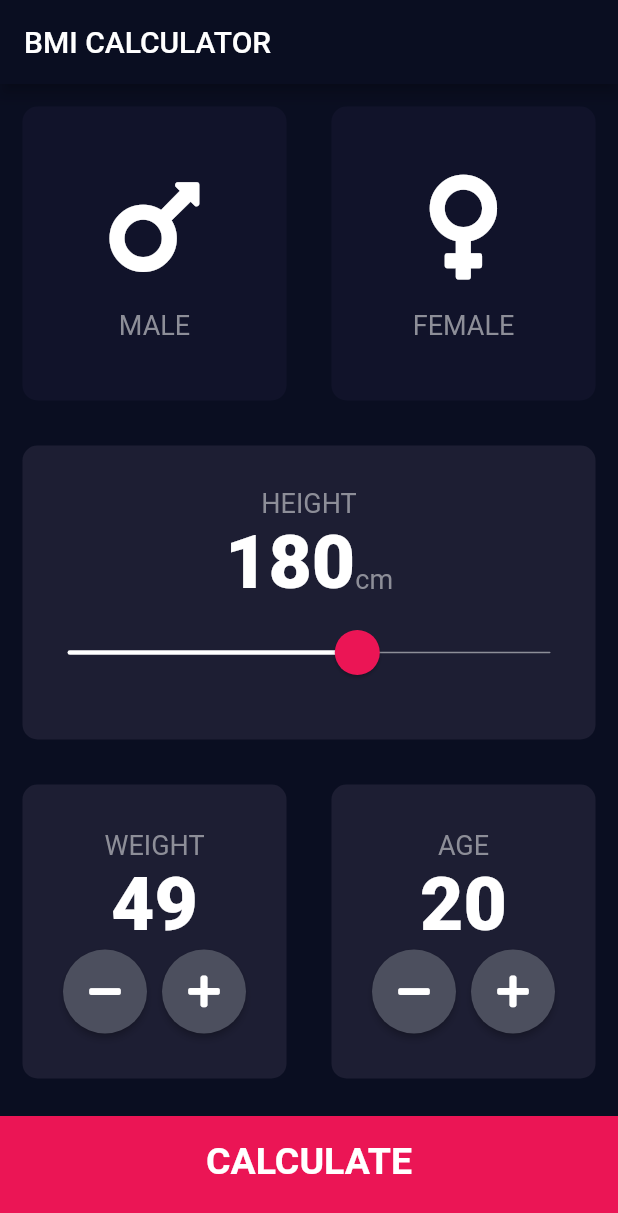
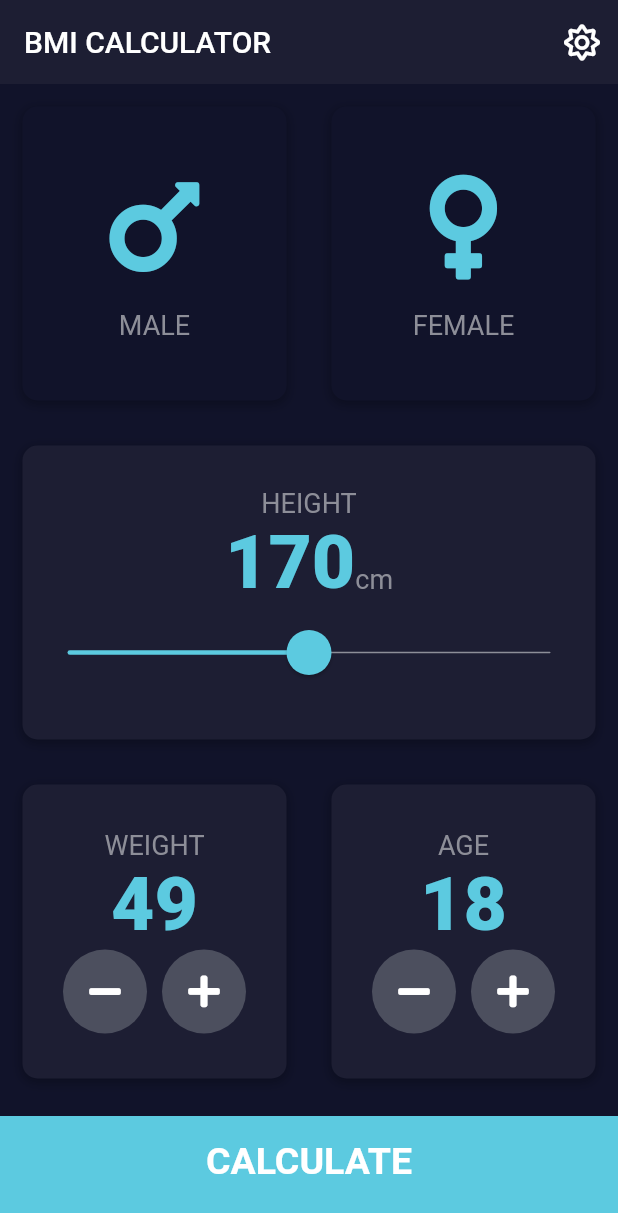
Before and after one commit to rahafAlzahrani/bmi-calculator, a Flutter app: the screen it shows after launch, after a tap on an icon or button, on a phone screen of 412 x 824 dp. Shown: the top 1213 px of the screen. Run offline on Flutter 3.47's test engine with Material 2 defaults, Android fonts, the phone set to English and light mode, and no system bars; our stand-ins replace font_awesome_flutter, hive; accounts and stored records are empty.

Commit message:
light/dark mode

```diff
--- a/lib/components/bottom_button.dart
+++ b/lib/components/bottom_button.dart
@@ -1,4 +1,6 @@
+import 'package:bmi_calculator/theme_provider.dart';
 import 'package:flutter/material.dart';
+import 'package:provider/provider.dart';
 
 import '../constants.dart';
 
@@ -13,13 +15,16 @@ class BottomButton extends StatelessWidget {
 
   @override
   Widget build(BuildContext context) {
+    final themeProvider = Provider.of<ThemeProvider>(context);
     return GestureDetector(
       onTap: onTap,
       child: Container(
         child: Center(
           child: Text(
             buttonTitle,
-            style: kLargeButtonTextStyle,
+            style: themeProvider.isLightTheme
+                ? kLargeTextStyleL
+                : kLargeTextStyleD,
           ),
         ),
         color: kBottomContainerColor,
--- a/lib/components/icon_content.dart
+++ b/lib/components/icon_content.dart
@@ -14,6 +14,7 @@ class IconContent extends StatelessWidget {
       children: [
         Icon(
           icon,
+          color: Color(0xFF5ccae0),
           size: 80.0,
         ),
         SizedBox(height: 15.0),
--- a/lib/components/reusable_card.dart
+++ b/lib/components/reusable_card.dart
@@ -1,4 +1,7 @@
+import 'package:bmi_calculator/constants.dart';
+import 'package:bmi_calculator/theme_provider.dart';
 import 'package:flutter/material.dart';
+import 'package:provider/provider.dart';
 
 class ReusableCard extends StatelessWidget {
   final Color color;
@@ -6,10 +9,16 @@ class ReusableCard extends StatelessWidget {
   //pass function as argument to this class
   final Function onPress;
 
-  ReusableCard({@required this.color, this.cardChild, this.onPress});
+  ReusableCard({
+    @required this.color,
+    this.cardChild,
+    this.onPress,
+  });
 
   @override
   Widget build(BuildContext context) {
+    final themeProvider = Provider.of<ThemeProvider>(context);
+
     return GestureDetector(
       onTap: onPress,
       child: Container(
@@ -18,6 +27,9 @@ class ReusableCard extends StatelessWidget {
         decoration: BoxDecoration(
           color: color,
           borderRadius: BorderRadius.circular(10.0),
+          boxShadow: [
+            themeProvider.isLightTheme ? kLightShadow : kDarkShadow,
+          ],
         ),
       ),
     );
--- a/lib/components/round_icon_button.dart
+++ b/lib/components/round_icon_button.dart
@@ -1,4 +1,6 @@
+import 'package:bmi_calculator/theme_provider.dart';
 import 'package:flutter/material.dart';
+import 'package:provider/provider.dart';
 
 class RoundIconButton extends StatelessWidget {
   final IconData icon;
@@ -8,12 +10,19 @@ class RoundIconButton extends StatelessWidget {
 
   @override
   Widget build(BuildContext context) {
+    final themeProvider = Provider.of<ThemeProvider>(context);
+
     //use something exist and add your touch based to match your design
     return RawMaterialButton(
-      child: Icon(icon),
+      elevation: 0,
+      child: Icon(
+        icon,
+        color: themeProvider.isLightTheme ? Colors.black38 : Colors.white,
+      ),
       onPressed: onPressed,
       shape: CircleBorder(),
-      fillColor: Color(0xFF4C4F5E),
+      fillColor:
+          themeProvider.isLightTheme ? Color(0xFFe6e7e8) : Color(0xFF4C4F5E),
       constraints: BoxConstraints.tightFor(
         width: 56.0,
         height: 56.0,
--- a/lib/constants.dart
+++ b/lib/constants.dart
@@ -3,33 +3,66 @@ import 'package:flutter/material.dart';
 //k in each var is stands to the word constant, so whenever
 // we use any var from here in any page we will immediately know
 //it is constant var by looking to the first letter in the name
-const kBottomContainerHeight = 80.0;
-const kBottomContainerColor = Color(0xFFEB1555);
-const kActiveCardColor = Color(0xFF1D1E33);
-const kInactiveCardColor = Color(0xFF11132A);
 
+//L == for Light theme
+//D == for Dark theme
+const kActiveCardColorL = Color(0xFFFFFFFF);
+const kActiveCardColorD = Color(0xFF1D1E33);
+const kInactiveCardColorL = Color(0xFFe6e7e8);
+const kInactiveCardColorD = Color(0xFF11132A);
+const kLightShadow = BoxShadow(
+    color: Colors.black12,
+    spreadRadius: 1,
+    blurRadius: 5,
+    offset: Offset(0, 2));
+const kDarkShadow = BoxShadow(
+    color: Color(0xff0c0e1f),
+    spreadRadius: 1,
+    blurRadius: 5,
+    offset: Offset(0, 2));
+
+const kLargeTextStyleL = TextStyle(
+  fontSize: 25.0,
+  fontWeight: FontWeight.bold,
+  color: Color(0xFF4d5468),
+);
+const kLargeTextStyleD = TextStyle(
+  fontSize: 25.0,
+  fontWeight: FontWeight.bold,
+  color: Colors.white,
+);
 const kLabelTextStyle = TextStyle(
   fontSize: 18.0,
   color: Color(0xFF8D8E98),
 );
 
+const kTitleTextStyleL = TextStyle(
+  fontSize: 50.0,
+  fontWeight: FontWeight.bold,
+  color: Color(0xFF4d5468),
+);
+const kTitleTextStyleD = TextStyle(
+  fontSize: 50.0,
+  fontWeight: FontWeight.bold,
+  color: Colors.white,
+);
+
+//same for light and dark theme
+const kBottomContainerHeight = 80.0;
+const kBottomContainerColor = Color(0xFF5ccae0);
+// final kActiveCardColor =
+//     kThemeProvider.isLightTheme ? Color(0xFFd5d6d7) : Color(0xFF1D1E33);
+// final kInactiveCardColor =
+//     kThemeProvider.isLightTheme ? Color(0xFFFFFFFF) : Color(0xFF11132A);
+
 const kNumberTextStyle = TextStyle(
   fontSize: 50.0,
   fontWeight: FontWeight.w900,
-);
-
-const kLargeButtonTextStyle = TextStyle(
-  fontSize: 25.0,
-  fontWeight: FontWeight.bold,
-);
-
-const kTitleTextStyle = TextStyle(
-  fontSize: 50.0,
-  fontWeight: FontWeight.bold,
+  color: Color(0xFF5ccae0),
 );
 
 const kBMIRangeTextStyle = TextStyle(
-  fontSize: 22.0,
+  fontSize: 26.0,
   color: Color(0xFF24D876),
   fontWeight: FontWeight.bold,
 );
@@ -44,7 +77,14 @@ const kBMIRangeTextStyle3 = TextStyle(
   fontSize: 22.0,
 );
 
-const kBMITextStyle = TextStyle(
+const kBMITextStyleL = TextStyle(
   fontSize: 80.0,
   fontWeight: FontWeight.bold,
+  color: Color(0xFF4d5468),
 );
+
+const kBMITextStyleD = TextStyle(
+  fontSize: 80.0,
+  fontWeight: FontWeight.bold,
+  color: Colors.white,
+);
--- a/lib/main.dart
+++ b/lib/main.dart
@@ -1,16 +1,52 @@
 import 'package:bmi_calculator/screens/input_page.dart';
+import 'package:bmi_calculator/theme_provider.dart';
 import 'package:flutter/material.dart';
+import 'package:hive/hive.dart';
+import 'package:path_provider/path_provider.dart' as pathProvider;
+import 'package:provider/provider.dart';
 
-void main() => runApp(BMICalculator());
+void main() async {
+  WidgetsFlutterBinding.ensureInitialized();
+  final appDocumentDirectory =
+      await pathProvider.getApplicationDocumentsDirectory();
 
-class BMICalculator extends StatelessWidget {
+  Hive.init(appDocumentDirectory.path);
+
+  final settings = await Hive.openBox('settings');
+  bool isLightTheme = settings.get('isLightTheme') ?? false;
+  //print(isLightTheme);
+
+  runApp(ChangeNotifierProvider(
+    create: (_) => ThemeProvider(isLightTheme: isLightTheme),
+    child: AppStart(),
+  ));
+}
+
+// to ensure we have the themeProvider before the app starts lets make a few more changes.
+class AppStart extends StatelessWidget {
+  @override
+  Widget build(BuildContext context) {
+    ThemeProvider themeProvider = Provider.of<ThemeProvider>(context);
+    return BMICalculator(
+      themeProvider: themeProvider,
+    );
+  }
+}
+
+class BMICalculator extends StatefulWidget with WidgetsBindingObserver {
+  final ThemeProvider themeProvider;
+  const BMICalculator({@required this.themeProvider});
+
+  @override
+  _BMICalculatorState createState() => _BMICalculatorState();
+}
+
+class _BMICalculatorState extends State<BMICalculator> {
   @override
   Widget build(BuildContext context) {
     return MaterialApp(
-      theme: ThemeData.dark().copyWith(
-        primaryColor: Color(0xff0A0E21),
-        scaffoldBackgroundColor: Color(0xff0A0E21),
-      ),
+      debugShowCheckedModeBanner: false,
+      theme: widget.themeProvider.themeData(),
       home: InputPage(),
     );
   }
--- a/lib/screens/input_page.dart
+++ b/lib/screens/input_page.dart
@@ -5,8 +5,10 @@ import 'package:bmi_calculator/components/reusable_card.dart';
 import 'package:bmi_calculator/components/round_icon_button.dart';
 import 'package:bmi_calculator/constants.dart';
 import 'package:bmi_calculator/screens/result_page.dart';
+import 'package:bmi_calculator/theme_provider.dart';
 import 'package:flutter/material.dart';
 import 'package:font_awesome_flutter/font_awesome_flutter.dart';
+import 'package:provider/provider.dart';
 
 enum Gender { male, female }
 
@@ -17,15 +19,30 @@ class InputPage extends StatefulWidget {
 
 class _InputPageState extends State<InputPage> {
   Gender selectedGender;
-  int height = 180;
+  int height = 170;
   int weight = 50;
-  int age = 20;
+  int age = 18;
 
   @override
   Widget build(BuildContext context) {
+    final themeProvider = Provider.of<ThemeProvider>(context);
+
     return Scaffold(
       appBar: AppBar(
         title: Text('BMI CALCULATOR'),
+        elevation: 0,
+        actions: [
+          IconButton(
+            icon: Icon(
+              themeProvider.isLightTheme
+                  ? FontAwesomeIcons.moon
+                  : FontAwesomeIcons.sun,
+            ),
+            onPressed: () {
+              themeProvider.toggleThemeData();
+            },
+          ),
+        ],
       ),
       body: Column(
         crossAxisAlignment: CrossAxisAlignment.stretch,
@@ -35,16 +52,18 @@ class _InputPageState extends State<InputPage> {
               children: [
                 Expanded(
                   child: ReusableCard(
-                    //the property that we added to ReusableCard class
                     onPress: () {
                       setState(() {
                         selectedGender = Gender.male;
                       });
                     },
-                    /////////////
                     color: selectedGender == Gender.male
-                        ? kActiveCardColor
-                        : kInactiveCardColor,
+                        ? (themeProvider.isLightTheme
+                            ? kActiveCardColorL
+                            : kActiveCardColorD)
+                        : (themeProvider.isLightTheme
+                            ? kInactiveCardColorL
+                            : kInactiveCardColorD),
                     cardChild: IconContent(
                       icon: FontAwesomeIcons.mars,
                       label: 'MALE',
@@ -59,10 +78,13 @@ class _InputPageState extends State<InputPage> {
                         selectedGender = Gender.female;
                       });
                     },
-                    /////////////
                     color: selectedGender == Gender.female
-                        ? kActiveCardColor
-                        : kInactiveCardColor,
+                        ? (themeProvider.isLightTheme
+                            ? kActiveCardColorL
+                            : kActiveCardColorD)
+                        : (themeProvider.isLightTheme
+                            ? kInactiveCardColorL
+                            : kInactiveCardColorD),
                     cardChild: IconContent(
                       icon: FontAwesomeIcons.venus,
                       label: 'FEMALE',
@@ -74,7 +96,9 @@ class _InputPageState extends State<InputPage> {
           ),
           Expanded(
             child: ReusableCard(
-              color: kActiveCardColor,
+              color: themeProvider.isLightTheme
+                  ? kActiveCardColorL
+                  : kActiveCardColorD,
               cardChild: Column(
                 mainAxisAlignment: MainAxisAlignment.center,
                 children: [
@@ -102,8 +126,8 @@ class _InputPageState extends State<InputPage> {
                         overlayRadius: 30.0,
                       ),
                       thumbColor: kBottomContainerColor,
-                      activeTrackColor: Colors.white,
-                      overlayColor: Color(0x29EB1555),
+                      activeTrackColor: Color(0xFF5ccae0),
+                      overlayColor: Color(0x295ccae0),
                       trackHeight: 1.0,
                     ),
                     child: Slider(
@@ -127,7 +151,9 @@ class _InputPageState extends State<InputPage> {
               children: [
                 Expanded(
                   child: ReusableCard(
-                    color: kActiveCardColor,
+                    color: themeProvider.isLightTheme
+                        ? kActiveCardColorL
+                        : kActiveCardColorD,
                     cardChild: Column(
                       mainAxisAlignment: MainAxisAlignment.center,
                       children: [
@@ -167,7 +193,9 @@ class _InputPageState extends State<InputPage> {
                 ),
                 Expanded(
                   child: ReusableCard(
-                    color: kActiveCardColor,
+                    color: themeProvider.isLightTheme
+                        ? kActiveCardColorL
+                        : kActiveCardColorD,
                     cardChild: Column(
                       mainAxisAlignment: MainAxisAlignment.center,
                       children: [
--- /dev/null
+++ b/lib/theme_provider.dart
@@ -0,0 +1,51 @@
+// we use provider to manage the app state
+
+import 'package:flutter/material.dart';
+import 'package:flutter/services.dart';
+import 'package:hive/hive.dart';
+
+class ThemeProvider with ChangeNotifier {
+  bool isLightTheme;
+
+  ThemeProvider({this.isLightTheme});
+  // the code below is to manage the status bar color when the theme changes
+  getCurrentStatusNavigationBarColor() {
+    if (isLightTheme) {
+      SystemChrome.setSystemUIOverlayStyle(SystemUiOverlayStyle(
+        statusBarColor: Colors.transparent,
+        statusBarBrightness: Brightness.light,
+        statusBarIconBrightness: Brightness.dark,
+        systemNavigationBarColor: Color(0xFFd5d6d7),
+        systemNavigationBarIconBrightness: Brightness.dark,
+      ));
+    } else {
+      SystemChrome.setSystemUIOverlayStyle(SystemUiOverlayStyle(
+        statusBarColor: Colors.transparent,
+        statusBarBrightness: Brightness.dark,
+        statusBarIconBrightness: Brightness.light,
+        systemNavigationBarColor: Color(0xFF4d5468),
+        systemNavigationBarIconBrightness: Brightness.light,
+      ));
+    }
+  }
+
+  // use to toggle the theme
+  toggleThemeData() async {
+    final settings = await Hive.openBox('settings');
+    settings.put('isLightTheme', !isLightTheme);
+    isLightTheme = !isLightTheme;
+    getCurrentStatusNavigationBarColor();
+    notifyListeners();
+  }
+
+  ThemeData themeData() {
+    return ThemeData(
+      primaryColor: isLightTheme ? Colors.white : Color(0xFF1D1E33),
+      brightness: isLightTheme ? Brightness.light : Brightness.dark,
+      backgroundColor: isLightTheme ? Color(0xFFFFFFFF) : Color(0xFF1D1E33),
+      scaffoldBackgroundColor:
+          isLightTheme ? Color(0xFFFFFFFF) : Color(0xFF11132A),
+      accentColor: isLightTheme ? Color(0xFF4d5468) : Color(0xFFd5d6d7),
+    );
+  }
+}
```
Also changed, not shown: lib/screens/result_page.dart (+31 -8 lines), pubspec.yaml (+7 -2 lines), 4 other files.
